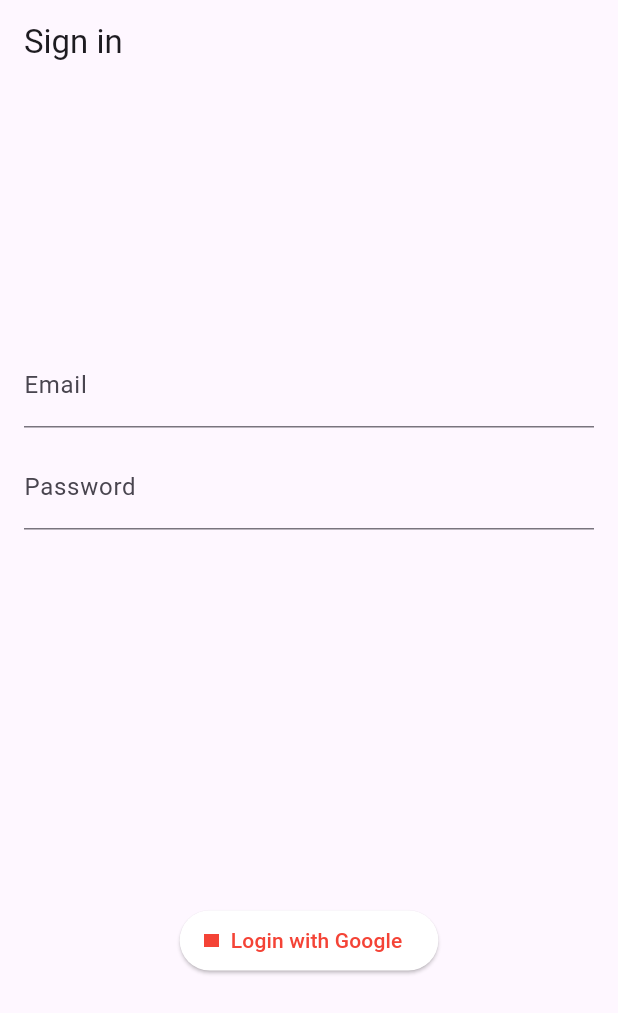
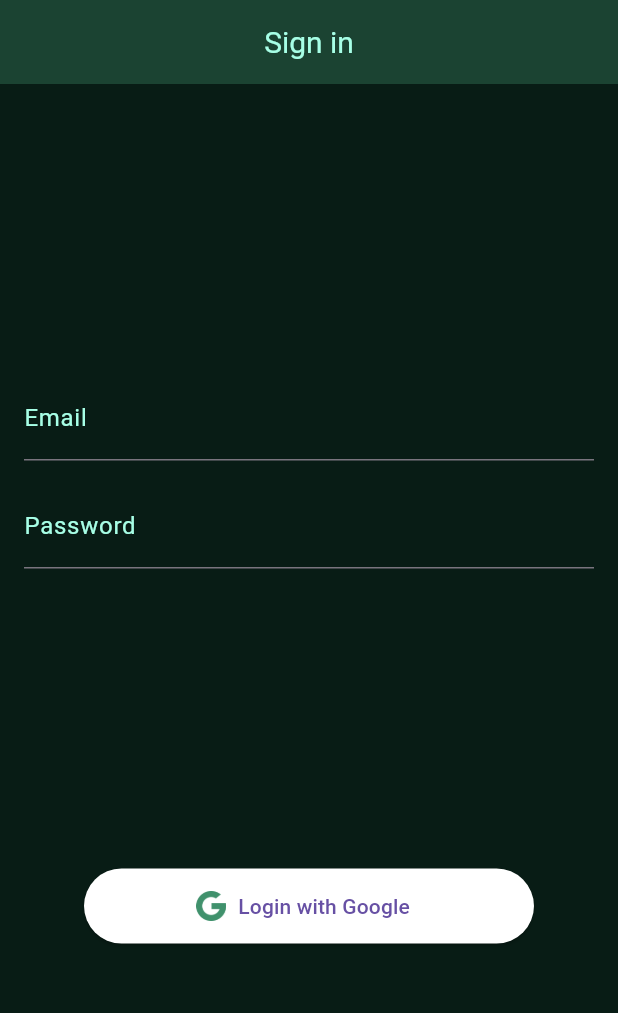
Before and after one commit to Sashank-05/urban-harvest, a Flutter app: the screen it shows after launch, on a phone screen of 412 x 824 dp. Shown: the top 1013 px of the screen. Run offline on Flutter 3.47's test engine with Material 3 defaults, Android fonts, the phone set to English and light mode, and no system bars; our stand-ins replace google_sign_in; project files that could hold a hidden picture were left out.

Commit message:
some changes done please run app and check

```diff
--- a/lib/login/login.dart
+++ b/lib/login/login.dart
@@ -1,5 +1,6 @@
 import 'package:flutter/material.dart';
 import 'package:google_sign_in/google_sign_in.dart';
+import 'package:urban_harvest/constant_colors.dart';
 
 void main() {
   runApp(const LoginApp());
@@ -23,8 +24,13 @@ class LoginPage extends StatelessWidget {
   @override
   Widget build(BuildContext context) {
     return Scaffold(
+      backgroundColor: AppColors.backgroundColor,
       appBar: AppBar(
-        title: Text('Sign in'),
+        title: const Text('Sign in'),
+        titleTextStyle: TextStyle(color: AppColors.textColorDark, fontSize: 20),
+        centerTitle: true,
+        backgroundColor: AppColors.backgroundColor2,
+
       ),
       body: const LoginForm(),
     );
@@ -52,31 +58,31 @@ class _LoginFormState extends State<LoginForm> {
         mainAxisAlignment: MainAxisAlignment.center,
         children: <Widget>[
           TextField(
+            style: TextStyle(color: AppColors.textColorDark),
             controller: _emailController,
             decoration: const InputDecoration(
-              labelText: 'Email',
+                labelText: 'Email',
+                labelStyle: TextStyle(color: AppColors.textColorDark)
             ),
+
           ),
-          const SizedBox(height: 12.0),
+          const SizedBox(height: 16.0),
           TextField(
+            style: const TextStyle(color: AppColors.textColorDark),
             controller: _passwordController,
             decoration: const InputDecoration(
               labelText: 'Password',
+                labelStyle: TextStyle(color: AppColors.textColorDark)
             ),
             obscureText: true,
           ),
-          const SizedBox(height: 250.0),
+          const SizedBox(height: 200,),
           ElevatedButton.icon(
             onPressed: _handleSignIn,
-
-
-
-            icon: ImageIcon(AssetImage("assets/img/google_logo.png"),size:10),
-
-            label: Text('Login with Google'),
-
+            icon: ImageIcon(AssetImage("assets/img/search.png"),size:20,color:AppColors.tertiaryColor2),
+           label:Text('Login with Google'),
             style: ElevatedButton.styleFrom(
-              foregroundColor: Colors.red, backgroundColor: Colors.white,
+            backgroundColor: Colors.white,fixedSize:Size(300,50 )
             ),
           ),
         ],
--- a/pubspec.yaml
+++ b/pubspec.yaml
@@ -32,6 +32,7 @@ dependencies:
     sdk: flutter
   google_sign_in: ^5.0.4
 
+
   # The following adds the Cupertino Icons font to your application.
   # Use with the CupertinoIcons class for iOS style icons.
   cupertino_icons: ^1.0.2
@@ -58,7 +59,7 @@ flutter:
   # the material Icons class.
   uses-material-design: true
   assets:
-    - assets/img/google_logo.png
+    - assets/img/search.png
 
   fonts:
     - family: montserrat
```
Also changed, not shown: assets/img/download (1).jpg (added), assets/img/google_logo.png (deleted), assets/img/search.png (added), 5 other files.
